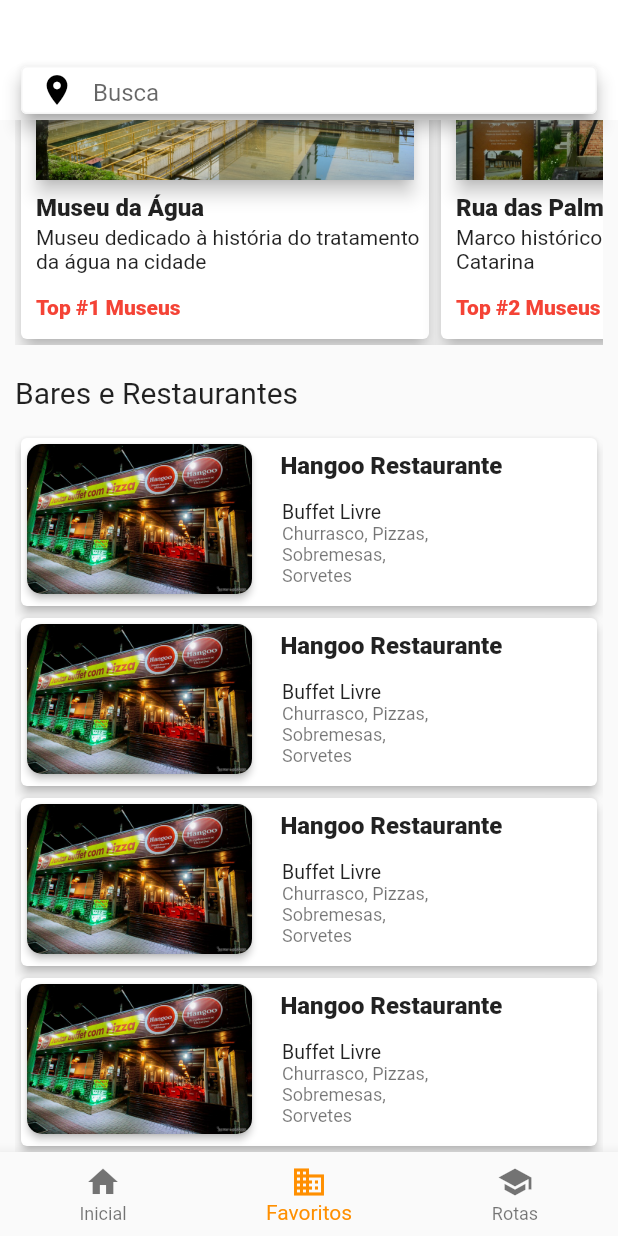
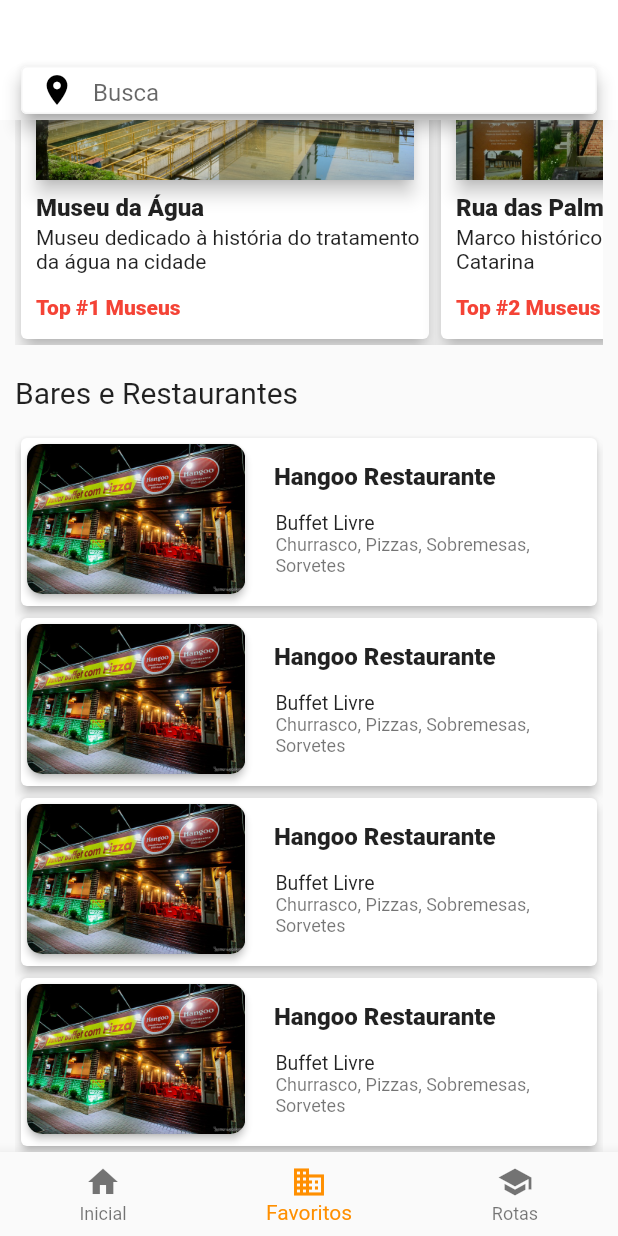
Before and after one commit to ykarimmendes/travel_app, a Flutter app: the screen it shows after launch, scrolled down 443 dp, on a phone screen of 412 x 824 dp. Run offline on Flutter 3.47's test engine with Material 2 defaults, Android fonts, the phone set to English and light mode, and no system bars.

Commit message:
usando expanded com flex no lugar do sizedBox

```diff
--- a/lib/restaurants/restaurants_home_cards.dart
+++ b/lib/restaurants/restaurants_home_cards.dart
@@ -19,7 +19,9 @@
               elevation: 3,
               child: Row(
                 children: <Widget>[
-                  Column(
+                  Expanded(
+                    flex: 4,
+                    child: Column(
                       crossAxisAlignment: CrossAxisAlignment.center,
                       mainAxisAlignment: MainAxisAlignment.start,
                       children: <Widget>[
@@ -37,33 +39,27 @@
                         ),
                       ],
                     ),
-                  Column(
-
-
+                  ),
+                  Expanded(
+                    flex: 6,
+                    child: Column(
                       crossAxisAlignment: CrossAxisAlignment.start,
                       mainAxisAlignment: MainAxisAlignment.center,
                       children: <Widget>[
                         Padding(
-                        padding: const EdgeInsets.only(
-                            left: 15.0, bottom: 10),
+                          padding: const EdgeInsets.only(left: 15.0, bottom: 10),
                           child: Text(
                             "Hangoo Restaurante",
-                          style: TextStyle(
-                              fontWeight: FontWeight.w800,
-                              fontSize: 16),
+                            style: TextStyle(fontWeight: FontWeight.w800, fontSize: 16),
                           ),
                         ),
-                      SizedBox(
-                        width: 150,
-                        child: ListTile(
-
+                        ListTile(
                           dense: true,
                           title: Text("Buffet Livre"),
-                          subtitle: Text(
-                              "Churrasco, Pizzas, Sobremesas, Sorvetes"),
-                        ),
+                          subtitle: Text("Churrasco, Pizzas, Sobremesas, Sorvetes"),
                         ),
                       ],
+                    ),
                   ),
                 ],
               ),
```
Lines whose indentation alone changed are shown as unchanged.
